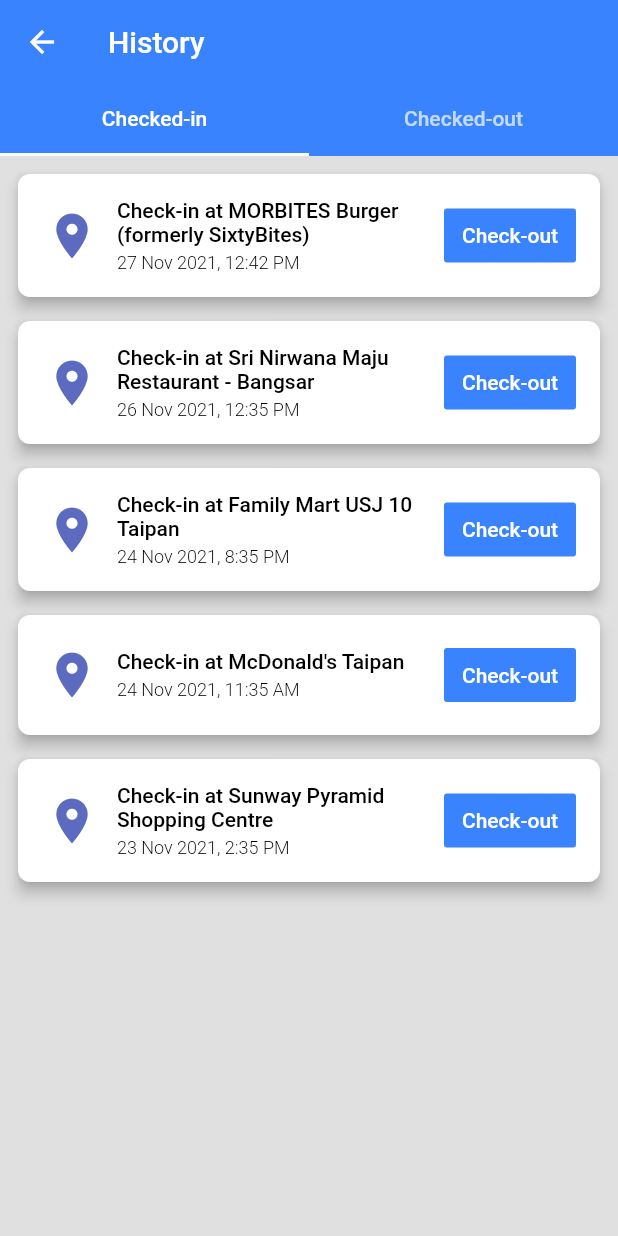
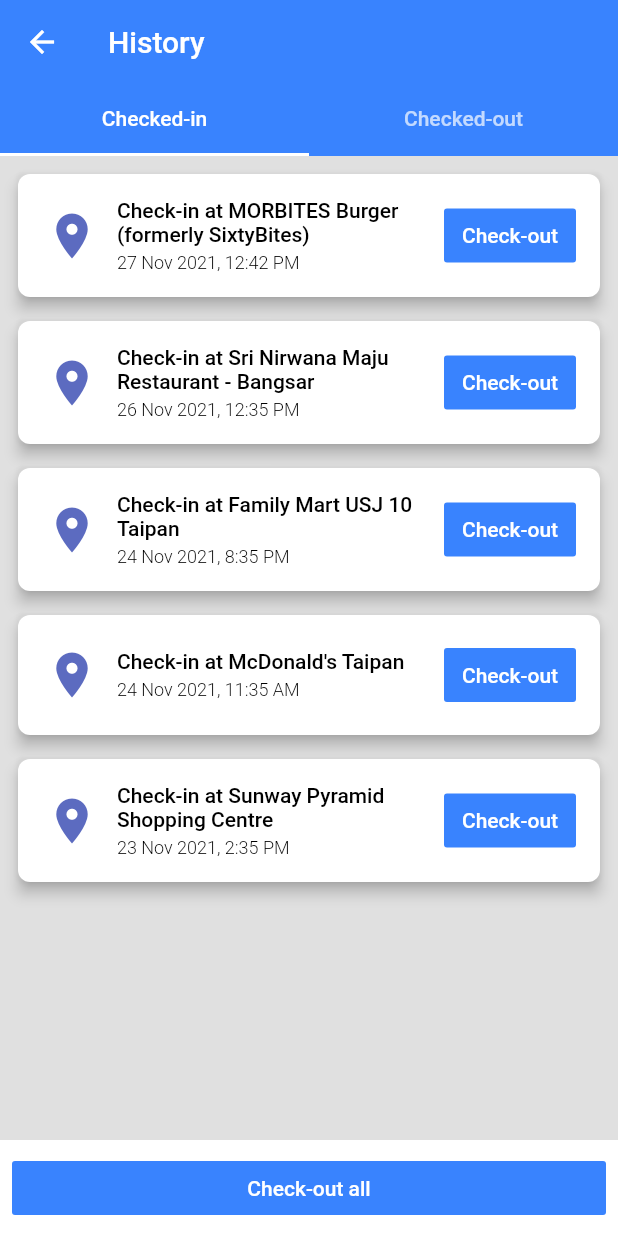
Before and after one commit to benz93chung/pseudosejahtera, a Flutter app: the HistoryPage screen opened directly, on a phone screen of 412 x 824 dp. Run offline on Flutter 3.47's test engine with Material 2 defaults, Android fonts, the phone set to English and light mode, and no system bars; our stand-ins replace equatable, flutter_bloc, get_it; missing offline and left inert: flutter_statusbarcolor_ns.

Commit message:
Added check-out all button + some refactoring

```diff
--- a/lib/screens/history_page/history_page.dart
+++ b/lib/screens/history_page/history_page.dart
@@ -1,6 +1,8 @@
 import 'package:flutter/material.dart';
 import 'package:flutter_bloc/flutter_bloc.dart';
+import 'package:pseudosejahtera/components/pseudo_button.dart';
 import 'package:pseudosejahtera/components/pseudo_scaffold.dart';
+import 'package:pseudosejahtera/constants/dimensions.dart';
 import 'package:pseudosejahtera/cubits/history_page_cubit.dart';
 import 'package:pseudosejahtera/cubits/history_page_state.dart';
 import 'package:pseudosejahtera/screens/history_page/components/history_page_base.dart';
@@ -29,8 +31,10 @@
 
   @override
   Widget build(BuildContext context) {
-    return Builder(builder: (context) {
+    return Builder(
+      builder: (context) {
         final theme = Theme.of(context);
+        final colorScheme = theme.colorScheme;
 
         return PseudoScaffold(
           appBar: AppBar(
@@ -49,11 +53,11 @@
                     Padding(
                       padding: EdgeInsets.zero,
                       child: Material(
-                      color: theme.colorScheme.primary,
+                        color: colorScheme.primary,
                         child: TabBar(
-                        indicatorColor: theme.colorScheme.onPrimary,
+                          indicatorColor: colorScheme.onPrimary,
                           indicatorSize: TabBarIndicatorSize.tab,
-                        labelColor: theme.colorScheme.onPrimary,
+                          labelColor: colorScheme.onPrimary,
                           onTap: (_) {},
                           tabs: ['Checked-in', 'Checked-out']
                               .map(
@@ -66,7 +70,7 @@
                     Expanded(
                       child: TabBarView(
                         children: [
-                        HistoryPageBase(
+                          _CheckedInTabPage(
                             tiles: state is HistoryPageInitial
                                 ? const []
                                 : _historyPageCubit.checkedIns
@@ -79,7 +83,7 @@
                                     )
                                     .toList(),
                           ),
-                        HistoryPageBase(
+                          _CheckedOutTabPage(
                             tiles: state is HistoryPageInitial
                                 ? const []
                                 : _historyPageCubit.checkedOuts
@@ -101,6 +105,63 @@
             ),
           ),
         );
-    });
+      },
+    );
   }
 }
+
+class _CheckedInTabPage extends StatelessWidget {
+  final List<HistoryPageTile> tiles;
+
+  const _CheckedInTabPage({
+    Key? key,
+    required this.tiles,
+  }) : super(key: key);
+
+  @override
+  Widget build(BuildContext context) {
+    return Builder(
+      builder: (context) {
+        final theme = Theme.of(context);
+        final colorScheme = theme.colorScheme;
+
+        return Column(
+          mainAxisSize: MainAxisSize.min,
+          children: [
+            Expanded(
+              child: HistoryPageBase(tiles: tiles),
+            ),
+            Container(
+              width: double.infinity,
+              color: colorScheme.surface,
+              padding: const EdgeInsets.all(spacingMid),
+              child: PseudoButton(
+                onPressed: () {},
+                child: Text(
+                  'Check-out all',
+                  style: theme.textTheme.button?.copyWith(
+                    color: colorScheme.onPrimary,
+                  ),
+                ),
+              ),
+            ),
+          ],
+        );
+      },
+    );
+  }
+}
+
+class _CheckedOutTabPage extends StatelessWidget {
+  final List<HistoryPageTile> tiles;
+
+  const _CheckedOutTabPage({
+    Key? key,
+    required this.tiles,
+  }) : super(key: key);
+
+  @override
+  Widget build(BuildContext context) {
+    return HistoryPageBase(tiles: tiles);
+  }
+}
```
Also changed, not shown: 1 other file. Lines whose indentation alone changed are shown as unchanged.
